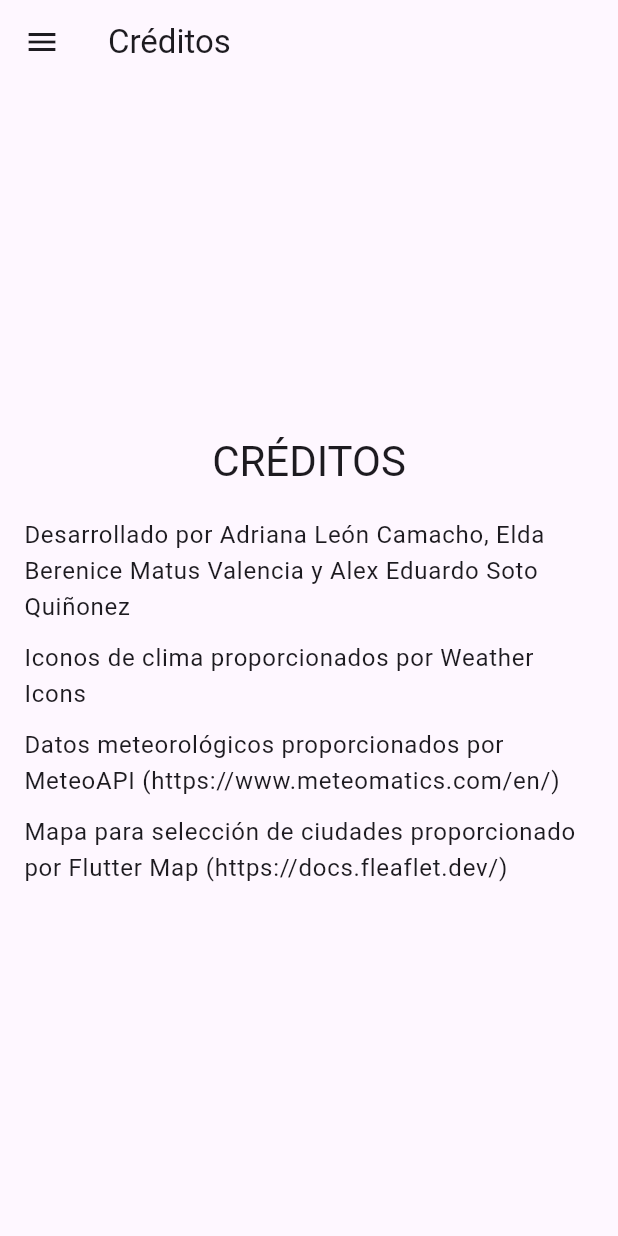
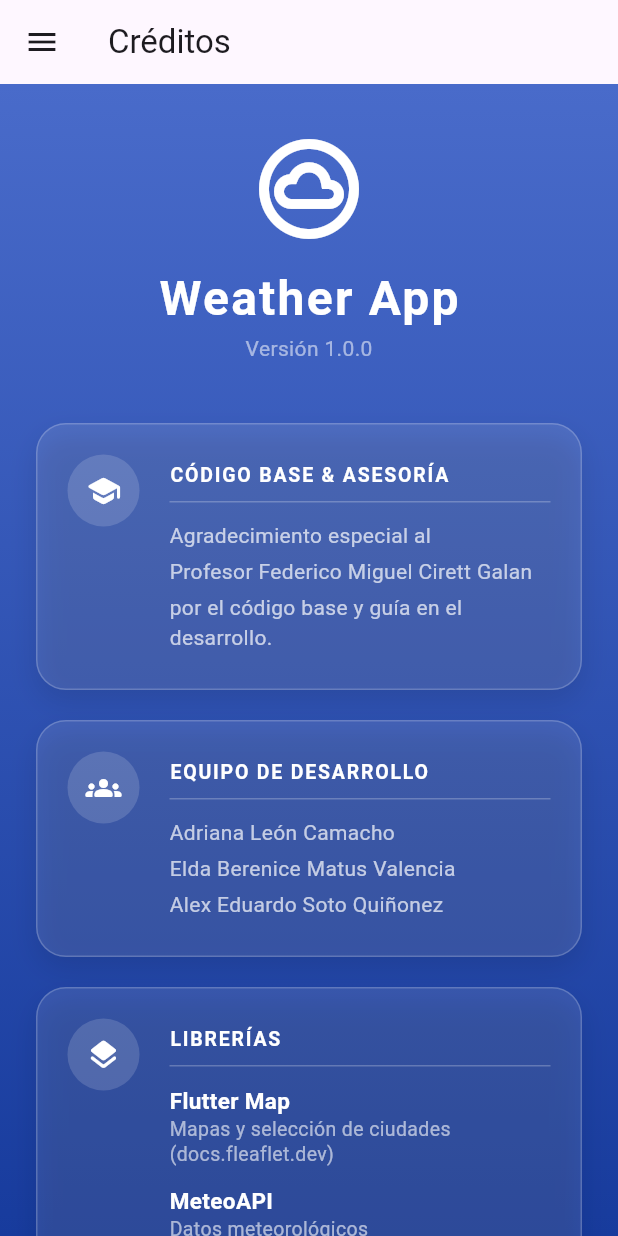
Before and after one commit to arcanefairy/weather_app, a Flutter app: the CreditosPage screen opened by its route, on a phone screen of 412 x 824 dp. Run offline on Flutter 3.47's test engine with Material 3 defaults, Android fonts, the phone set to English and light mode, and no system bars; our stand-ins replace flutter_dotenv, flutter_map, get, go_router, latlong2, shared_preferences and 1 more; accounts and stored records are empty; network calls fail.

Commit message:
UI: Rediseño de pantalla de Créditos con estilo glass y alineación horizontal

```diff
--- a/lib/creditos_page.dart
+++ b/lib/creditos_page.dart
@@ -8,7 +8,6 @@ import 'agregar_ciudades_page.dart';
 import 'package:flutter_dotenv/flutter_dotenv.dart';
 import 'package:http/http.dart' as http;
 import 'dart:convert';
-
 class CreditosPage extends StatelessWidget {
   const CreditosPage({super.key});
 
@@ -16,40 +15,171 @@ class CreditosPage extends StatelessWidget {
   Widget build(BuildContext context) {
     return AppScaffold(
       title: "Créditos",
-      body: Center(
+      body: Container(
+        width: double.infinity,
+        height: double.infinity,
+        decoration: const BoxDecoration(
+          gradient: LinearGradient(
+            begin: Alignment.topCenter,
+            end: Alignment.bottomCenter,
+            colors: [Color(0xFF496BCA), Color(0xFF173B9D)],
+          ),
+        ),
+        child: SingleChildScrollView(
+          physics: const BouncingScrollPhysics(),
           child: Padding(
-          padding: const EdgeInsets.all(16.0),
+            padding: const EdgeInsets.symmetric(horizontal: 24.0, vertical: 30.0),
             child: Column(
-            mainAxisAlignment: MainAxisAlignment.center,
               children: [
-              Text(
-                "CRÉDITOS",
-                style: Theme.of(context).textTheme.headlineMedium,
+                const Icon(Icons.cloud_circle_outlined, size: 80, color: Colors.white),
+                const SizedBox(height: 10),
+                const Text(
+                  "Weather App",
+                  style: TextStyle(
+                    color: Colors.white,
+                    fontSize: 32,
+                    fontWeight: FontWeight.bold,
+                    letterSpacing: 1.5,
                   ),
-              SizedBox(height: 20),
-              Text(
-                "Desarrollado por Adriana León Camacho, Elda Berenice Matus Valencia y Alex Eduardo Soto Quiñonez",
-                style: Theme.of(context).textTheme.bodyLarge,
                 ),
-              SizedBox(height: 10),
-              Text(
-                "Iconos de clima proporcionados por Weather Icons",
-                style: Theme.of(context).textTheme.bodyLarge,
+                const Text(
+                  "Versión 1.0.0",
+                  style: TextStyle(color: Colors.white54, fontSize: 14),
                 ),
-              SizedBox(height: 10),
-              Text(
-                "Datos meteorológicos proporcionados por MeteoAPI (https://www.meteomatics.com/en/)",
-                style: Theme.of(context).textTheme.bodyLarge,
+
+                const SizedBox(height: 40),
+
+                _buildSectionCard(
+                  title: "CÓDIGO BASE & ASESORÍA",
+                  icon: Icons.school_rounded,
+                  content: [
+                    "Agradecimiento especial al",
+                    "Profesor Federico Miguel Cirett Galan",
+                    "por el código base y guía en el desarrollo."
+                  ],
                 ),
-              SizedBox(height: 10),
-              Text(
-                "Mapa para selección de ciudades proporcionado por Flutter Map (https://docs.fleaflet.dev/)",
-                style: Theme.of(context).textTheme.bodyLarge,
+                const SizedBox(height: 20),
+                _buildSectionCard(
+                  title: "Equipo de Desarrollo",
+                  icon: Icons.groups_rounded,
+                  content: [
+                    "Adriana León Camacho",
+                    "Elda Berenice Matus Valencia",
+                    "Alex Eduardo Soto Quiñonez"
+                  ],
                 ),
+                const SizedBox(height: 20),
+                _buildSectionCard(
+                  title: "Librerías",
+                  icon: Icons.layers_rounded,
+                  contentWidgets: [
+                    _buildTechItem("Flutter Map", "Mapas y selección de ciudades\n(docs.fleaflet.dev)"),
+                    const SizedBox(height: 12),
+                    _buildTechItem("MeteoAPI", "Datos meteorológicos\n(meteomatics.com)"),
+                    const SizedBox(height: 12),
+                    _buildTechItem("Weather Icons", "Iconografía del clima"),
                   ],
+                ),
+                const SizedBox(height: 40),
+              ],
+            ),
           ),
         ),
       ),
     );
   }
+
+  Widget _buildSectionCard({
+    required String title,
+    required IconData icon,
+    List<String>? content,
+    List<Widget>? contentWidgets,
+  }) {
+    return Container(
+      width: double.infinity,
+      padding: const EdgeInsets.all(20),
+      decoration: BoxDecoration(
+        color: Colors.white.withOpacity(0.1),
+        borderRadius: BorderRadius.circular(20),
+        border: Border.all(color: Colors.white.withOpacity(0.2), width: 1),
+        boxShadow: [
+          BoxShadow(
+            color: Colors.black.withOpacity(0.1),
+            blurRadius: 15,
+            offset: const Offset(0, 8),
+          ),
+        ],
+      ),
+
+      child: Row(
+        crossAxisAlignment: CrossAxisAlignment.start,
+        children: [
+          Container(
+            padding: const EdgeInsets.all(12),
+            decoration: BoxDecoration(
+              shape: BoxShape.circle,
+              color: Colors.white.withOpacity(0.15),
+            ),
+            child: Icon(icon, color: Colors.white, size: 24),
+          ),
+          const SizedBox(width: 20),
+          Expanded(
+            child: Column(
+              crossAxisAlignment: CrossAxisAlignment.start,
+              children: [
+                const SizedBox(height: 4),
+                Text(
+                  title.toUpperCase(),
+                  style: const TextStyle(
+                    color: Colors.white,
+                    fontWeight: FontWeight.bold,
+                    letterSpacing: 1.2,
+                    fontSize: 13,
+                  ),
+                ),
+                const SizedBox(height: 8),
+                const Divider(color: Colors.white24, height: 1),
+                const SizedBox(height: 12),
+
+                if (content != null)
+                  ...content.map((line) => Padding(
+                    padding: const EdgeInsets.only(bottom: 4),
+                    child: Text(
+                      line,
+                      textAlign: TextAlign.left,
+                      style: const TextStyle(
+                        color: Colors.white70,
+                        fontSize: 14,
+                        height: 1.4,
+                        fontWeight: FontWeight.w400
+                      ),
+                    ),
+                  )),
+
+                if (contentWidgets != null)
+                  ...contentWidgets,
+              ],
+            ),
+          ),
+        ],
+      ),
+    );
   }
+
+  Widget _buildTechItem(String title, String subtitle) {
+    return Column(
+      crossAxisAlignment: CrossAxisAlignment.start,
+      children: [
+        Text(
+          title,
+          style: const TextStyle(color: Colors.white, fontWeight: FontWeight.bold, fontSize: 15),
+        ),
+        Text(
+          subtitle,
+          textAlign: TextAlign.left,
+          style: const TextStyle(color: Colors.white60, fontSize: 13, height: 1.3),
+        ),
+      ],
+    );
+  }
+}
```
Lines whose indentation alone changed are shown as unchanged.
